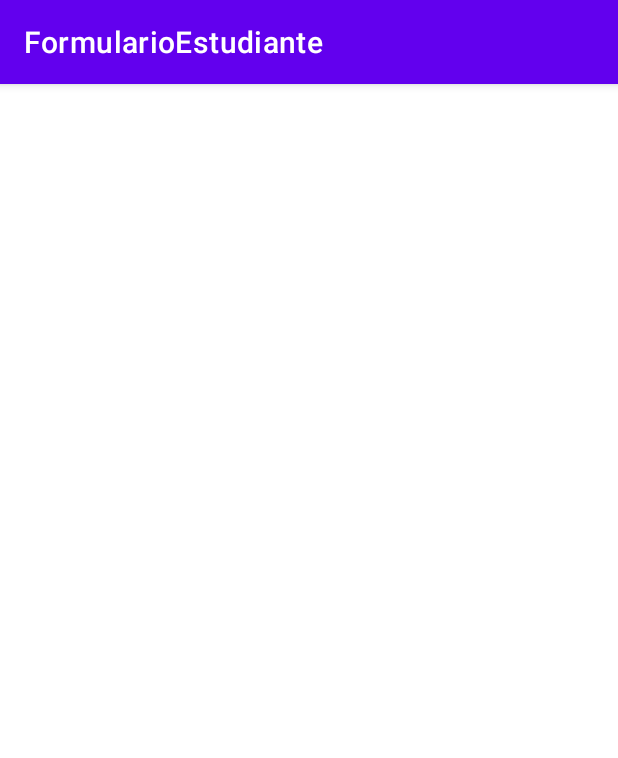
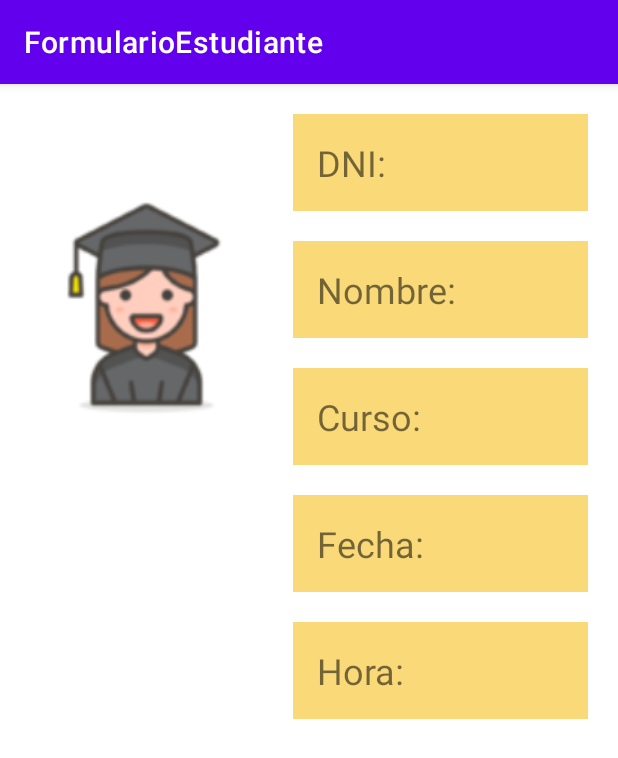
Before and after one commit to Pablosg19/FormularioEstudiante, an Android app: the BaseDatosActivity screen opened directly, with no data from a screen before it, on a phone screen of 412 x 824 dp. Shown: the top 758 px of the screen. Run offline under Robolectric (Android 15) with nearby library versions, the phone set to English and light mode, and no system bars.

Commit message:
Formulario Estudiante finalizado

```diff
--- a/app/src/main/java/com/example/formularioestudiante/BaseDatosActivity.java
+++ b/app/src/main/java/com/example/formularioestudiante/BaseDatosActivity.java
@@ -4,11 +4,20 @@ import androidx.appcompat.app.AppCompatActivity;
 
 import android.content.Intent;
 import android.os.Bundle;
+import android.widget.EditText;
+import android.widget.TextView;
 import android.widget.Toast;
 
 import com.example.formularioestudiante.clases.Estudiante;
 
 public class BaseDatosActivity extends AppCompatActivity {
+
+    private Estudiante e = null;
+    private TextView txtDni = null;
+    private TextView txtNombre = null;
+    private TextView txtCurso = null;
+    private TextView txtFecha = null;
+    private TextView txtHora = null;
 
     @Override
     protected void onCreate(Bundle savedInstanceState) {
@@ -17,8 +26,20 @@ public class BaseDatosActivity extends AppCompatActivity {
 
         Intent intent = getIntent();
         if(intent != null){
-            Estudiante e =(Estudiante) intent.getSerializableExtra(MainActivity.EXTRA_ESTUDIANTE);
-            Toast.makeText(this,e.toString(),Toast.LENGTH_LONG).show();
+             e =(Estudiante) intent.getSerializableExtra(MainActivity.EXTRA_ESTUDIANTE);
+        }
+        if (e != null){
+            txtDni = (TextView) findViewById(R.id.txt_dni);
+            txtDni.setText("DNI: \n" + e.getDni());
+            txtNombre = (TextView) findViewById(R.id.txt_nombre);
+            txtNombre.setText("Nombre: \n" + e.getNombre());
+            txtCurso = (TextView) findViewById(R.id.txt_curso);
+            txtCurso.setText("Curso: \n" + e.getCurso());
+            txtFecha = (TextView) findViewById(R.id.txt_fechaNacimiento);
+            txtFecha.setText("Fecha: \n" + e.getFecha_nacimiento());
+            txtHora = (TextView) findViewById(R.id.txt_horaVisita);
+            txtHora.setText("Hora: \n" + e.getHora_tutoria());
+
         }
     }
 }
--- a/app/src/main/res/layout/activity_base_datos.xml
+++ b/app/src/main/res/layout/activity_base_datos.xml
@@ -1,9 +1,83 @@
 <?xml version="1.0" encoding="utf-8"?>
-<androidx.constraintlayout.widget.ConstraintLayout xmlns:android="http://schemas.android.com/apk/res/android"
+<LinearLayout xmlns:android="http://schemas.android.com/apk/res/android"
     xmlns:app="http://schemas.android.com/apk/res-auto"
     xmlns:tools="http://schemas.android.com/tools"
+    android:id="@+id/ly_horizontal"
     android:layout_width="match_parent"
     android:layout_height="match_parent"
+    android:layout_margin="10dp"
     tools:context=".BaseDatosActivity">
 
-</androidx.constraintlayout.widget.ConstraintLayout>
+    <ImageView
+        android:id="@+id/img_Estudiante"
+        android:layout_width="350dp"
+        android:layout_height="280dp"
+        android:layout_weight="1"
+        android:padding="16dp"
+        app:srcCompat="@drawable/estudiante" />
+
+    <ScrollView
+        android:layout_width="match_parent"
+        android:layout_height="match_parent"
+        android:layout_weight="1">
+
+        <LinearLayout
+            android:id="@+id/ly_vertical"
+            android:layout_width="match_parent"
+            android:layout_height="wrap_content"
+            android:layout_weight="1"
+            android:orientation="vertical">
+
+            <TextView
+                android:id="@+id/txt_dni"
+                android:layout_width="match_parent"
+                android:layout_height="wrap_content"
+                android:layout_margin="10dp"
+                android:background="#FAD978"
+                android:padding="16dp"
+                android:text="DNI: "
+                android:textSize="24sp" />
+
+            <TextView
+                android:id="@+id/txt_nombre"
+                android:layout_width="match_parent"
+                android:layout_height="wrap_content"
+                android:layout_margin="10dp"
+                android:background="#FAD978"
+                android:padding="16dp"
+                android:text="Nombre: "
+                android:textSize="24sp" />
+
+            <TextView
+                android:id="@+id/txt_curso"
+                android:layout_width="match_parent"
+                android:layout_height="wrap_content"
+                android:layout_margin="10dp"
+                android:background="#FAD978"
+                android:padding="16dp"
+                android:text="Curso:"
+                android:textSize="24sp" />
+
+            <TextView
+                android:id="@+id/txt_fechaNacimiento"
+                android:layout_width="match_parent"
+                android:layout_height="wrap_content"
+                android:layout_margin="10dp"
+                android:background="#FAD978"
+                android:padding="16dp"
+                android:text="Fecha:"
+                android:textSize="24sp" />
+
+            <TextView
+                android:id="@+id/txt_horaVisita"
+                android:layout_width="match_parent"
+                android:layout_height="wrap_content"
+                android:layout_margin="10dp"
+                android:background="#FAD978"
+                android:padding="16dp"
+                android:text="Hora:"
+                android:textSize="24sp" />
+        </LinearLayout>
+    </ScrollView>
+
+</LinearLayout>
```
